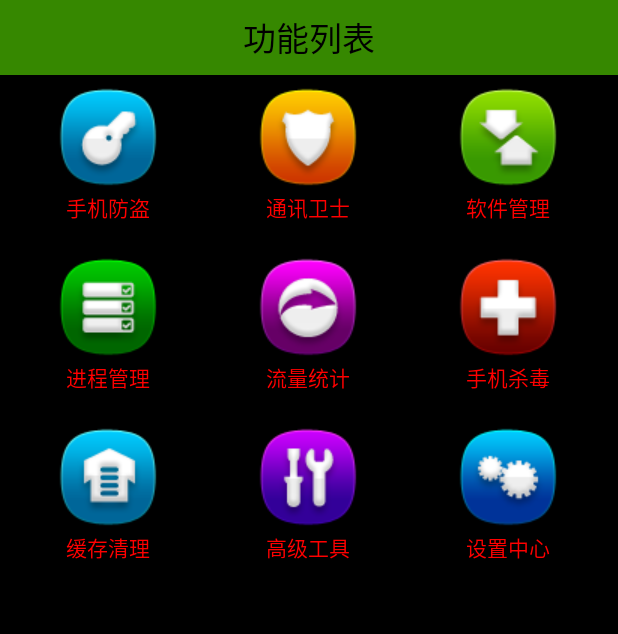
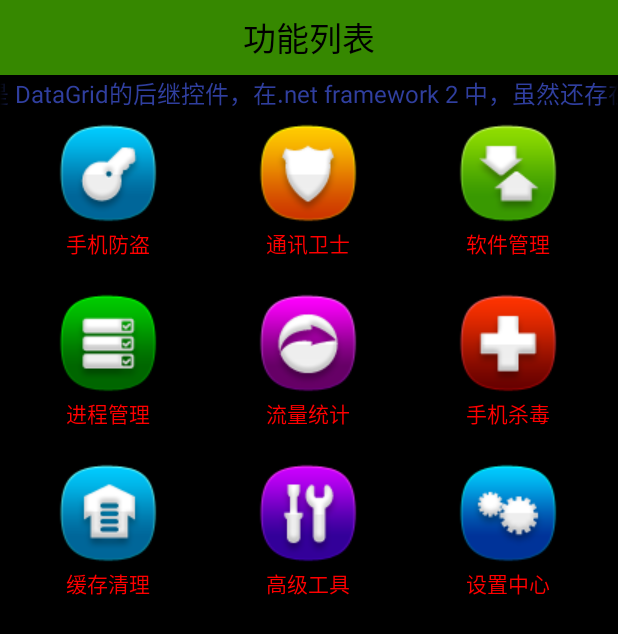
Before and after one commit to esileme/phonemanage, an Android app: the MainActivity screen opened directly, with no data from a screen before it, on a phone screen of 412 x 824 dp. Shown: the top 634 px of the screen. Run offline under Robolectric (Android 15) with nearby library versions, the phone set to English and light mode, and no system bars.

Commit message:
添加滚动条

```diff
--- /dev/null
+++ b/PhoneManager/app/src/main/java/com/android/yl/phonemanager/FocusedTextView.java
@@ -0,0 +1,32 @@
+package com.android.yl.phonemanager;
+
+import android.content.Context;
+import android.util.AttributeSet;
+import android.widget.TextView;
+
+/**
+ * Created by Administrator on 2016/7/27.
+ */
+public class FocusedTextView extends TextView {
+
+    //用代码调用方法时，写对象属性调用此方法
+    public FocusedTextView(Context context) {
+        super(context);
+    }
+
+    //有属性时调用此方法
+    public FocusedTextView(Context context, AttributeSet attrs) {
+        super(context, attrs);
+    }
+
+    //有样式时调用此方法
+    public FocusedTextView(Context context, AttributeSet attrs, int defStyleAttr) {
+        super(context, attrs, defStyleAttr);
+    }
+
+    //在此更改属性，如果没有获取焦点 ，强制获取焦点
+    @Override
+    public boolean isFocused() {
+        return true;
+    }
+}
--- a/PhoneManager/app/src/main/java/com/android/yl/phonemanager/SplashActivity.java
+++ b/PhoneManager/app/src/main/java/com/android/yl/phonemanager/SplashActivity.java
@@ -54,12 +54,15 @@ public class SplashActivity extends AppCompatActivity {
                     break;
                 case CODE_IO_ERROR:
                     Toast.makeText(SplashActivity.this, "CODE_IO_ERROR", Toast.LENGTH_SHORT).show();
+                    enterHome();
                     break;
                 case CODE_JSON_ERROR:
                     Toast.makeText(SplashActivity.this, "CODE_JSON_ERROR", Toast.LENGTH_SHORT).show();
+                    enterHome();
                     break;
                 case CODE_URL_ERROR:
                     Toast.makeText(SplashActivity.this, "CODE_URL_ERROR", Toast.LENGTH_SHORT).show();
+                    enterHome();
                     break;
                 case CODE_ENTER_HOME:
                     enterHome();
--- a/PhoneManager/app/src/main/res/layout/activity_main.xml
+++ b/PhoneManager/app/src/main/res/layout/activity_main.xml
@@ -15,6 +15,15 @@
         android:textColor="#000"
         android:textSize="22sp" />
 
+    <com.android.yl.phonemanager.FocusedTextView
+        android:layout_width="wrap_content"
+        android:layout_height="wrap_content"
+        android:singleLine="true"
+        android:ellipsize="marquee"
+        android:textColor="@color/colorPrimaryDark"
+        android:textSize="16sp"
+        android:text="@string/scrollText"/>
+
     <GridView
         android:id="@+id/gv_home"
         android:layout_width="wrap_content"
--- a/PhoneManager/app/src/main/res/layout/content_splash.xml
+++ b/PhoneManager/app/src/main/res/layout/content_splash.xml
@@ -2,7 +2,7 @@
 <RelativeLayout xmlns:android="http://schemas.android.com/apk/res/android"
     android:layout_width="match_parent"
     android:layout_height="match_parent"
-    android:background="@drawable/launcher_bg">
+    android:background="@drawable/ic_launcher1">
 
     <TextView
         android:id="@+id/tv_version"
--- a/PhoneManager/app/src/main/res/values/strings.xml
+++ b/PhoneManager/app/src/main/res/values/strings.xml
@@ -1,6 +1,7 @@
 <resources>
-    <string name="app_name">PhoneManager</string>
+    <string name="app_name">手机管理</string>
     <string name="action_settings">Settings</string>
     <string name="title_activity_splash">SplashActivity</string>
     <string name="title_activity_main">MainActivity</string>
+    <string name="scrollText">GridView 是 DataGrid的后继控件，在.net framework 2 中，虽然还存在DataGrid，但是GridView已经走上了历史的前台，取代DataGrid的趋势已是势不可挡。</string>
 </resources>
```
Also changed, not shown: PhoneManager/app/src/main/res/drawable/ic_launcher1.png (added).
